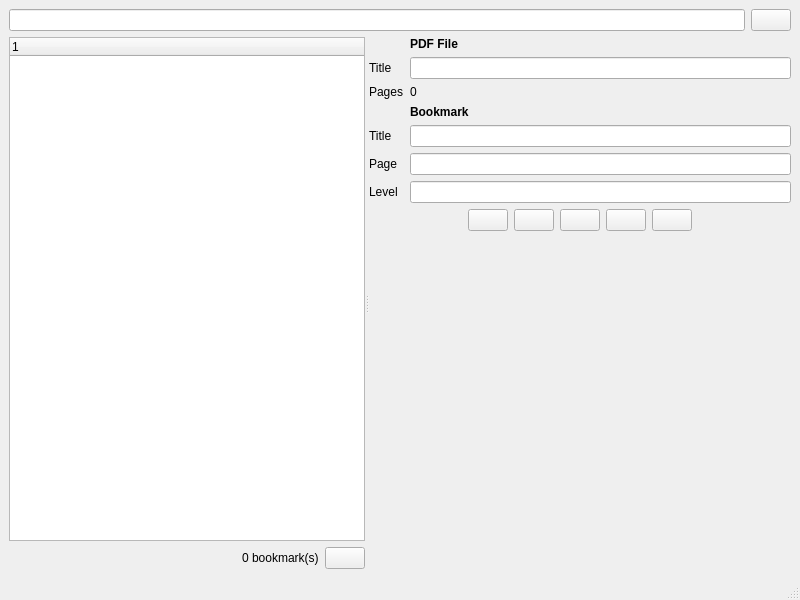
Qt form MainWindow.ui (jplozf/pdftoc) before a commit.
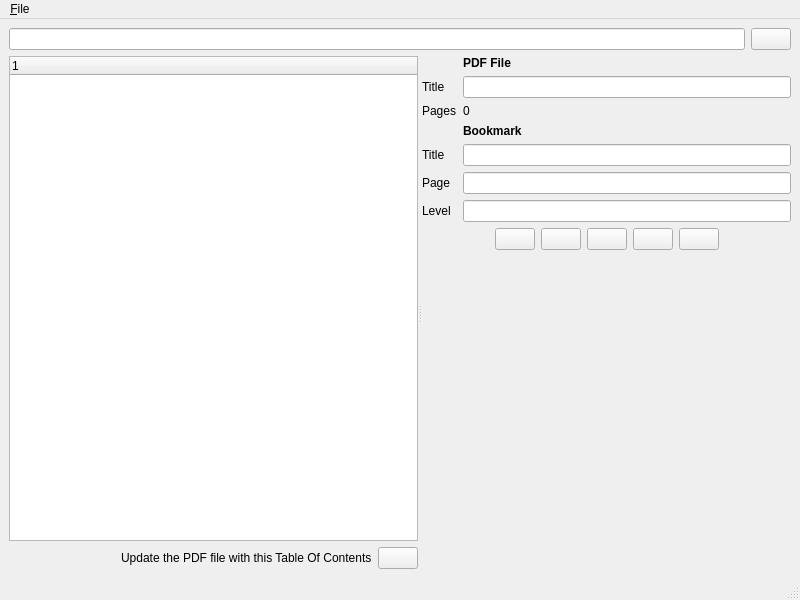
The same form after that commit. Icons and pictures are not drawn.

Commit message: Added menu and confirmation on exit

```diff
--- a/MainWindow.ui
+++ b/MainWindow.ui
@@ -52,7 +52,7 @@
           <item>
            <widget class="QLabel" name="lblBookmarks">
             <property name="text">
-             <string>0 bookmark(s)</string>
+             <string>Update the PDF file with this Table Of Contents</string>
             </property>
            </widget>
           </item>
@@ -312,6 +312,15 @@
      <height>22</height>
     </rect>
    </property>
+   <widget class="QMenu" name="menu_File">
+    <property name="title">
+     <string>&amp;File</string>
+    </property>
+    <addaction name="action_Open"/>
+    <addaction name="action_Save"/>
+    <addaction name="action_Quit"/>
+   </widget>
+   <addaction name="menu_File"/>
   </widget>
   <widget class="QStatusBar" name="statusbar"/>
  </widget>
```
Left out of the diff: 32 changed lines with no effect on the pictures. The commit also changes 5 other files.
